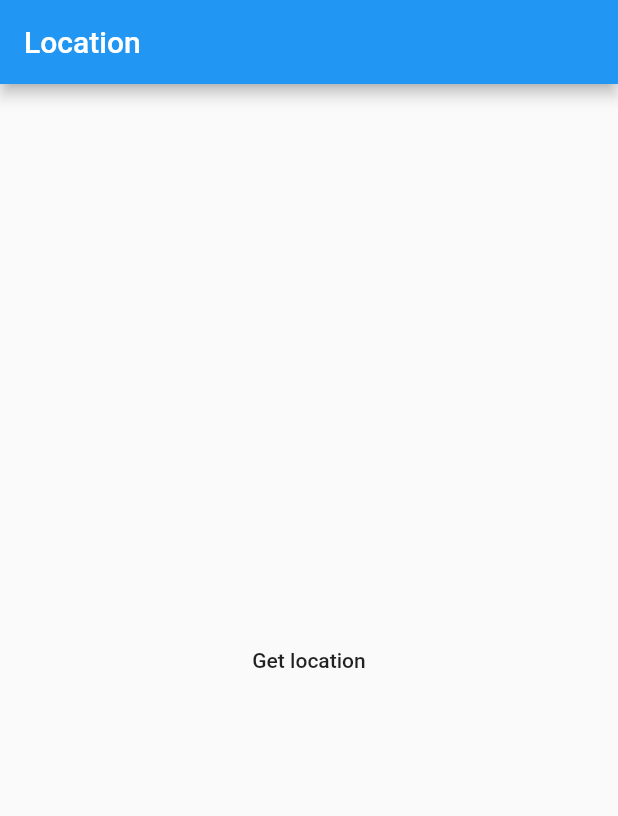
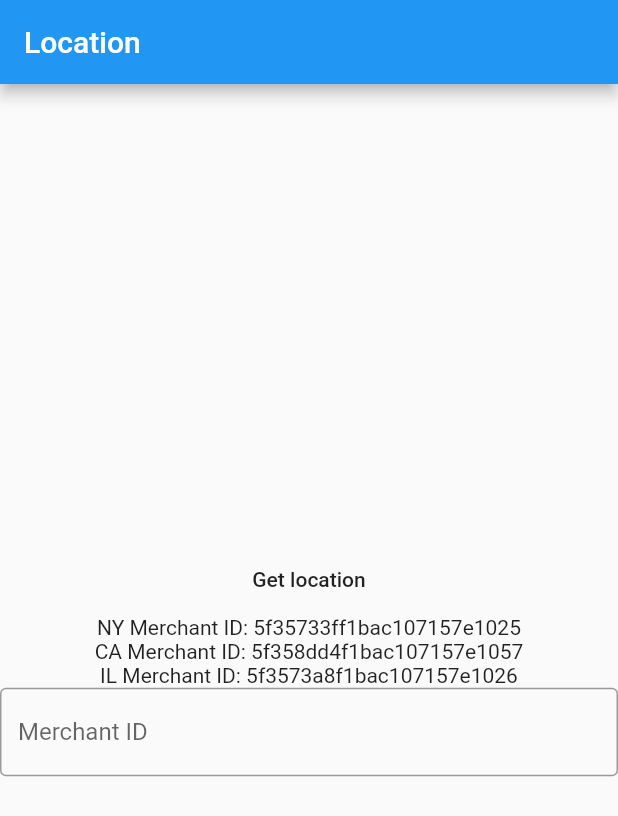
Before and after one commit to JonathanSheng/Geolocation-Fraud-Detection, a Flutter app: the screen it shows after launch, on a phone screen of 412 x 824 dp. Shown: the top 816 px of the screen. Run offline on Flutter 3.47's test engine with Material 2 defaults, Android fonts, the phone set to English and light mode, and no system bars; our stand-ins replace geolocator.

Commit message:
feat: merchant id text field

```diff
--- a/lib/main.dart
+++ b/lib/main.dart
@@ -1,6 +1,9 @@
+import 'dart:convert';
+
 import 'package:flutter/material.dart';
 import 'package:flutter/services.dart';
 import 'package:geolocator/geolocator.dart';
+import 'package:http/http.dart' as http;
 
 void main() => runApp(MyApp());
 
@@ -24,6 +27,7 @@ class HomePage extends StatefulWidget {
 
 class _HomePageState extends State<HomePage> {
   Position _currentPosition;
+  bool _purchaseSuccessful;
 
   @override
   Widget build(BuildContext context) {
@@ -44,6 +48,17 @@ class _HomePageState extends State<HomePage> {
                 _getCurrentLocation();
               },
             ),
+            Text("NY Merchant ID: 5f35733ff1bac107157e1025"),
+            Text("CA Merchant ID: 5f358dd4f1bac107157e1057"),
+            Text("IL Merchant ID: 5f3573a8f1bac107157e1026"),
+            TextField(
+                decoration: InputDecoration(
+                    border: OutlineInputBorder(), labelText: 'Merchant ID'),
+                onSubmitted: (String value) {
+                  _determinePurchaseValidity(value);
+                }),
+            if (_purchaseSuccessful != null)
+              Text("PURCHASE SUCCESSFUL: $_purchaseSuccessful")
           ],
         ),
       ),
@@ -63,4 +78,84 @@ class _HomePageState extends State<HomePage> {
       print(e);
     });
   }
+
+  _determinePurchaseValidity(String merchantId) async {
+    var url =
+        'http://api.reimaginebanking.com/merchants/$merchantId?key=83d89cb5e459db4ed2bbd1c278392962';
+    var response = await http.get(url);
+    var merchantGeocode = Merchant.fromJson(json.decode(response.body));
+    var merchantLatitude = merchantGeocode.geocode.lat;
+    var merchantLongitude = merchantGeocode.geocode.lng;
+    if (_currentPosition != null) {
+      var customerLatitude = _currentPosition.latitude;
+      var customerLongitude = _currentPosition.longitude;
+      setState(() {
+        _purchaseSuccessful =
+            (merchantLatitude - customerLatitude).abs() <= 1 &&
+                (merchantLongitude - customerLongitude).abs() <= 1;
+      });
+    } else {
+      setState(() {
+        _purchaseSuccessful = false;
+      });
+    }
+  }
 }
+
+class Address {
+  final String streetNumber;
+  final String streetName;
+  final String city;
+  final String state;
+  final String zip;
+
+  Address(
+      {this.streetNumber, this.streetName, this.city, this.state, this.zip});
+
+  factory Address.fromJson(Map<String, dynamic> json) {
+    return Address(
+        streetNumber: json['street_number'],
+        streetName: json['street_name'],
+        city: json['city'],
+        state: json['state'],
+        zip: json['zip']);
+  }
+}
+
+class Geocode {
+  final double lat;
+  final double lng;
+
+  Geocode({this.lat, this.lng});
+
+  factory Geocode.fromJson(Map<String, dynamic> json) {
+    return Geocode(lat: json['lat'], lng: json['lng']);
+  }
+}
+
+class Merchant {
+  final String id;
+  final String name;
+  final String category;
+  final Address address;
+  final Geocode geocode;
+  final String creationDate;
+
+  Merchant(
+      {this.id,
+      this.name,
+      this.category,
+      this.address,
+      this.geocode,
+      this.creationDate});
+
+  factory Merchant.fromJson(Map<String, dynamic> json) {
+    return Merchant(
+        id: json['id'],
+        name: json['name'],
+        category: json['category'],
+        address: Address.fromJson(json['address']),
+        geocode: Geocode.fromJson(json['geocode']),
+        creationDate: json['creation_date']);
+  }
+}
--- a/pubspec.yaml
+++ b/pubspec.yaml
@@ -21,11 +21,10 @@ environment:
   sdk: ">=2.7.0 <3.0.0"
 
 dependencies:
-  geolocator: ^5.1.3
-
   flutter:
     sdk: flutter
-
+  geolocator: ^5.1.3
+  http: ^0.12.2
 
   # The following adds the Cupertino Icons font to your application.
   # Use with the CupertinoIcons class for iOS style icons.
```
Also changed, not shown: pubspec.lock.
